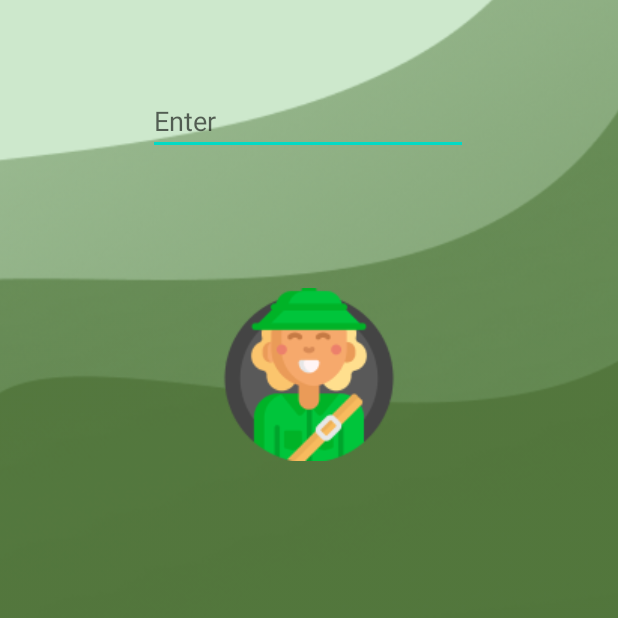
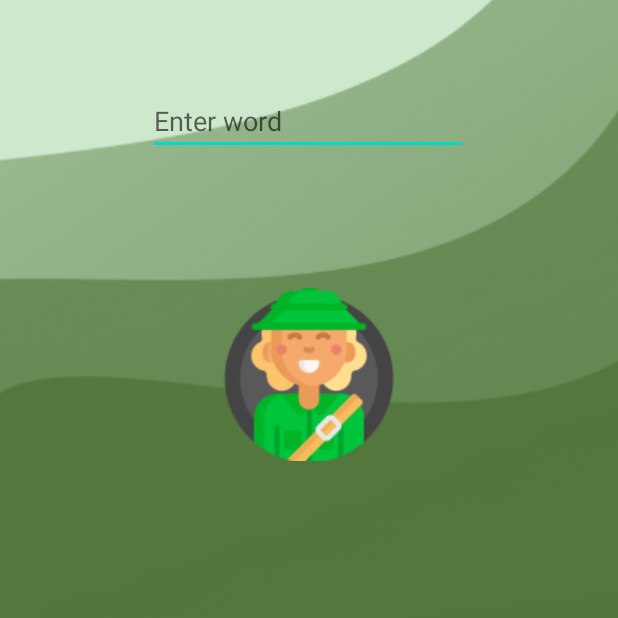
Before and after one commit to gh-337/Fluently, an Android app: the LevelActivity screen opened directly, with no data from a screen before it, on a phone screen of 412 x 824 dp, the part 562-1180 px from its top. Run offline under Robolectric (Android 15) with nearby library versions, the phone set to English and light mode, and no system bars; 2 statements that could not run were skipped.

Commit message:
test_res01

```diff
--- a/app/src/main/res/layout/activity_level.xml
+++ b/app/src/main/res/layout/activity_level.xml
@@ -59,7 +59,7 @@
         android:layout_width="wrap_content"
         android:layout_height="wrap_content"
         android:ems="10"
-        android:hint="Enter"
+        android:hint="Enter word"
         android:inputType="textPersonName"
         app:layout_constraintBottom_toBottomOf="parent"
         app:layout_constraintEnd_toEndOf="parent"
```
